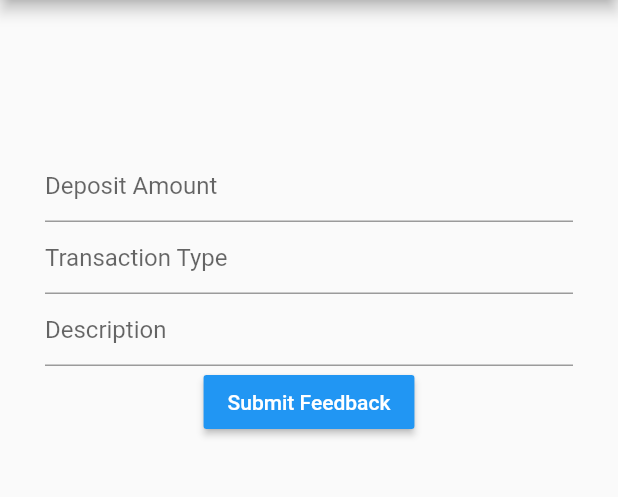
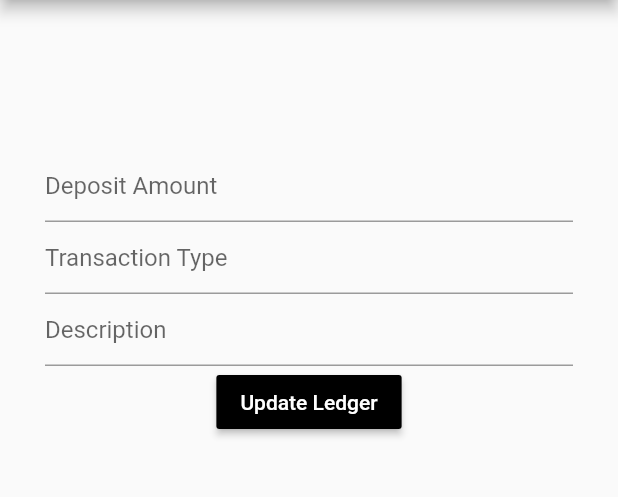
Before and after one commit to psrth/cashmoneyz, a Flutter app: the deposit screen opened by its route, on a phone screen of 412 x 824 dp, the part 84-581 px from its top. Run offline on Flutter 3.47's test engine with Material 2 defaults, Android fonts, the phone set to English and light mode, and no system bars.

Commit message:
fixed button

```diff
--- a/lib/deposit.dart
+++ b/lib/deposit.dart
@@ -90,10 +90,10 @@ class _depositState extends State<deposit> {
                     decoration: InputDecoration(hintText: "Description"),
                   ),
                   RaisedButton(
-                    color: Colors.blue,
+                    color: Colors.black,
                     textColor: Colors.white,
                     onPressed: _submitForm,
-                    child: Text('Submit Feedback'),
+                    child: Text('Update Ledger'),
                   )
                 ],
               )),
--- a/lib/spend.dart
+++ b/lib/spend.dart
@@ -90,10 +90,10 @@ class _spendState extends State<spend> {
                     decoration: InputDecoration(hintText: "Description"),
                   ),
                   RaisedButton(
-                    color: Colors.blue,
+                    color: Colors.black,
                     textColor: Colors.white,
                     onPressed: _submitForm,
-                    child: Text('Submit Feedback'),
+                    child: Text('Update Ledger'),
                   )
                 ],
               )),
```
